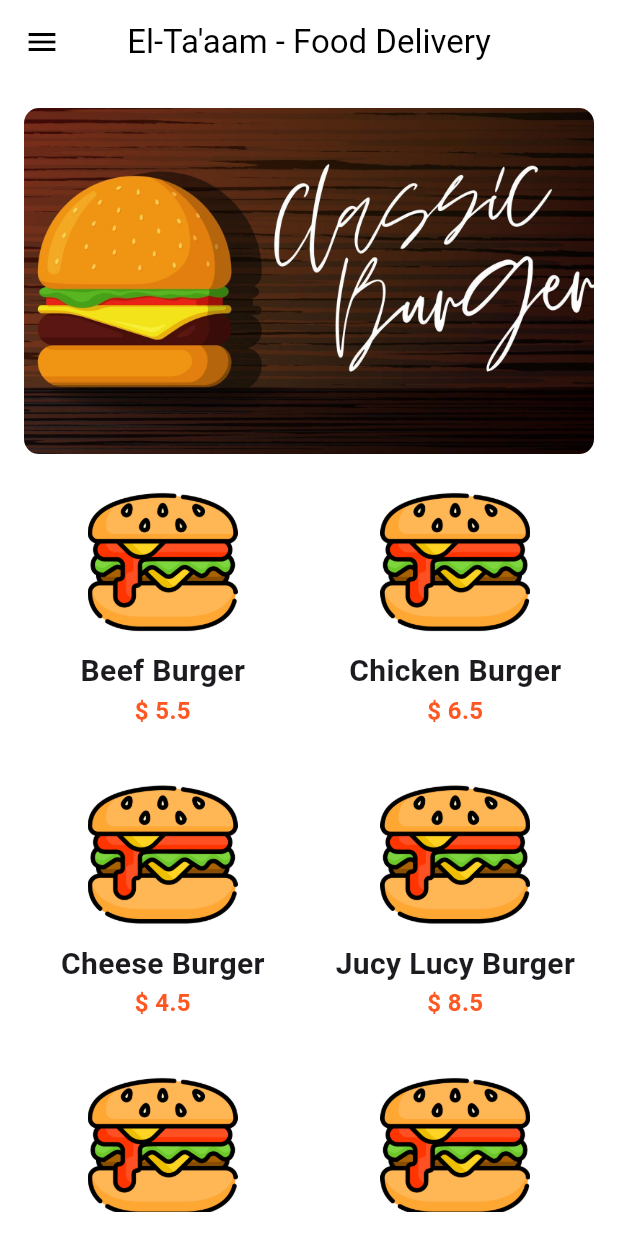
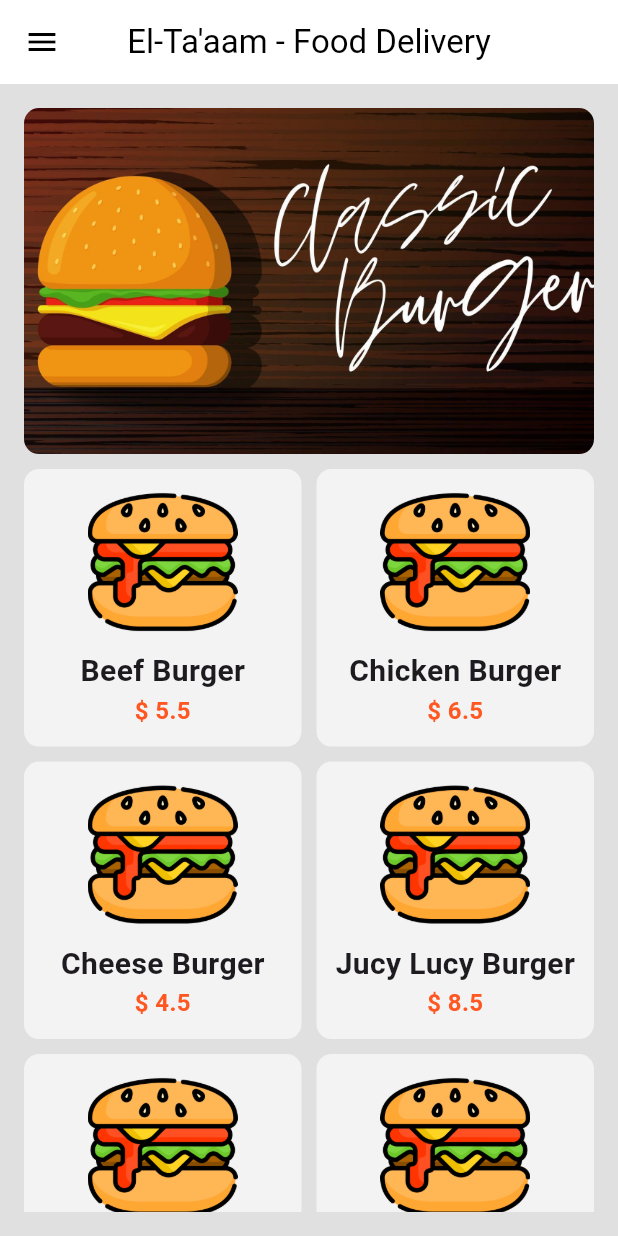
Before and after one commit to mhmdyasserrashwan/FodakAPP_FoodDeliveryApp, a Flutter app: the screen it shows after launch, on a phone screen of 412 x 824 dp. Run offline on Flutter 3.47's test engine with Material 3 defaults, Android fonts, the phone set to English and light mode, and no system bars.

Commit message:
gridView added

```diff
--- a/lib/main.dart
+++ b/lib/main.dart
@@ -13,7 +13,7 @@ class MyApp extends StatelessWidget {
   Widget build(BuildContext context) {
     return MaterialApp(
       debugShowCheckedModeBanner: false,
-      home: Homepage(),
+      home: const Homepage(),
     );
   }
 }
--- a/lib/screens/homepage.dart
+++ b/lib/screens/homepage.dart
@@ -9,7 +9,7 @@ class Homepage extends StatelessWidget {
   Widget build(BuildContext context) {
     return SafeArea(
       child: Scaffold(
-          backgroundColor: Colors.white,
+          backgroundColor: Colors.grey[300],
           drawer: const Drawer(
             child: Center(
               child: Column(
--- a/lib/widgets/food_griditem.dart
+++ b/lib/widgets/food_griditem.dart
@@ -9,7 +9,9 @@ class FoodGriditem extends StatelessWidget {
   Widget build(BuildContext context) {
     return Container(
       decoration: BoxDecoration(
-          color: Colors.white10, borderRadius: BorderRadius.circular(10)),
+        color: Colors.white60,
+        borderRadius: BorderRadius.circular(10),
+      ),
       child: Padding(
         padding: const EdgeInsets.all(12.0),
         child: Column(
@@ -20,19 +22,19 @@ class FoodGriditem extends StatelessWidget {
               height: 100,
               fit: BoxFit.contain,
             ),
-            SizedBox(
+            const SizedBox(
               height: 8.5,
             ),
             Text(
               food.foodName,
-              style: TextStyle(
+              style: const TextStyle(
                 fontSize: 20,
                 fontWeight: FontWeight.w600,
               ),
             ),
             Text(
               '\$ ${food.price}',
-              style: TextStyle(
+              style: const TextStyle(
                 fontSize: 16,
                 fontWeight: FontWeight.w600,
                 color: Colors.deepOrange,
```
